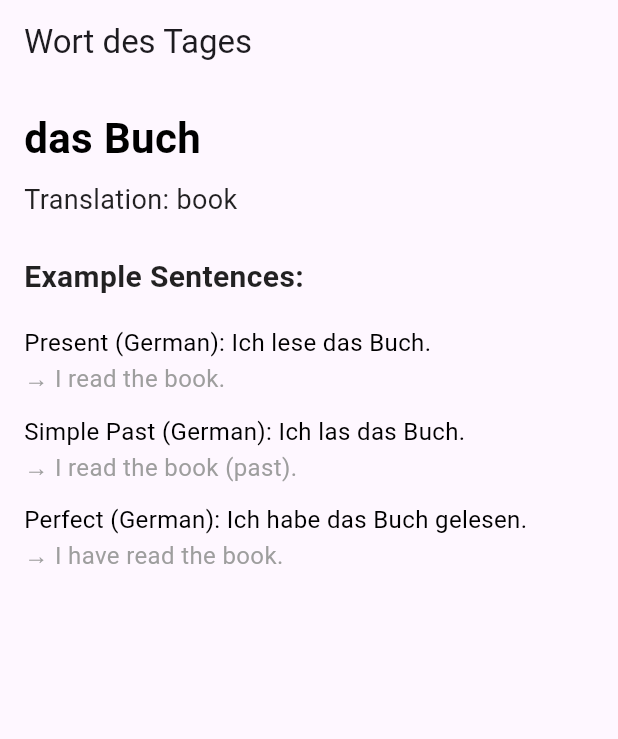
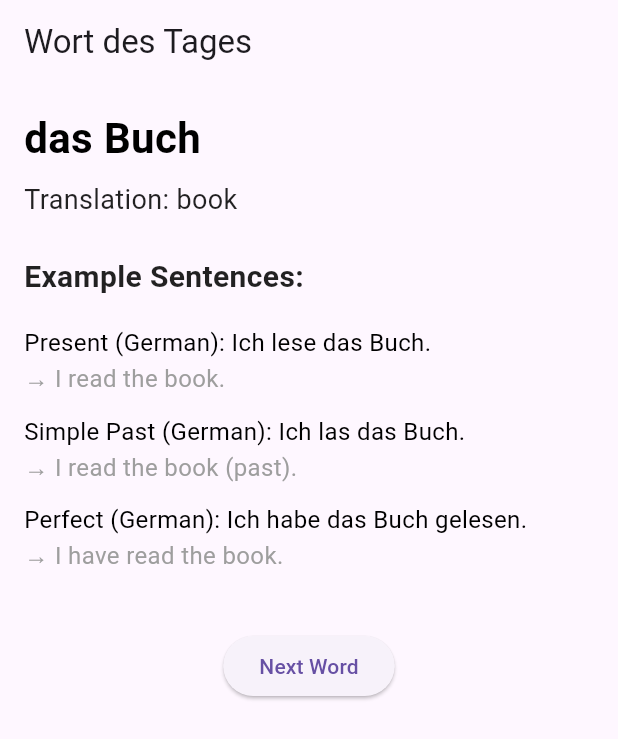
Before and after one commit to natedotdev/levelup, a Flutter app: the screen it shows after launch, on a phone screen of 412 x 824 dp. Shown: the top 739 px of the screen. Run offline on Flutter 3.47's test engine with Material 3 defaults, Android fonts, the phone set to English and light mode, and no system bars.

Commit message:
Added basic word navigation with Next Word button to an improved layout

```diff
--- a/lib/main.dart
+++ b/lib/main.dart
@@ -22,55 +22,64 @@ class LevelUpApp extends StatelessWidget {
 }
 
 // Word display screen
-class WordScreen extends StatelessWidget {
+class WordScreen extends StatefulWidget {
   const WordScreen({super.key});
 
   @override
+  State<WordScreen> createState() => _WordScreenState();
+}
+
+class _WordScreenState extends State<WordScreen> {
+  int currentIndex = 0;
+
+  void _showNextWord() {
+    setState(() {
+      currentIndex = (currentIndex + 1) % wordList.length;
+    });
+  }
+
+  @override
   Widget build(BuildContext context) {
-    final word = wordList[0]; // Just showing first word for now
-
-    // Debug print (safe to leave during development)
-    // ignore: avoid_print
+    final word = wordList[currentIndex];
     print('Building WordScreen with word: ${word.word}');
 
     return Scaffold(
-      appBar: AppBar(
-        title: const Text('Wort des Tages'),
-      ),
-      body: Padding(
+      appBar: AppBar(title: Text('Wort des Tages')),
+      body: SingleChildScrollView(
         padding: const EdgeInsets.all(16.0),
         child: Column(
           crossAxisAlignment: CrossAxisAlignment.start,
           children: [
-            Text(
-              '${word.article} ${word.word}',
-              style: AppTextStyles.title,
-            ),
+            Text('${word.article} ${word.word}', style: AppTextStyles.title),
             const SizedBox(height: 8),
             Text(
               'Translation: ${word.meaning}',
               style: AppTextStyles.translation,
             ),
             const SizedBox(height: 24),
-            Text(
-              'Example Sentences:',
-              style: AppTextStyles.subtitle,
-            ),
+            Text('Example Sentences:', style: AppTextStyles.subtitle),
             const SizedBox(height: 12),
             SentenceItem(
               label: 'Present',
-              german: word.examples['Present'] ?? 'No example available',
-              english: word.translations['Present'] ?? 'No translation available',
+              german: word.examples['Present'] ?? 'N/A',
+              english: word.translations['Present'] ?? 'N/A',
             ),
             SentenceItem(
               label: 'Simple Past',
-              german: word.examples['Simple Past'] ?? 'No example available',
-              english: word.translations['Simple Past'] ?? 'No translation available',
+              german: word.examples['Simple Past'] ?? 'N/A',
+              english: word.translations['Simple Past'] ?? 'N/A',
             ),
             SentenceItem(
               label: 'Perfect',
-              german: word.examples['Perfect'] ?? 'No example available',
-              english: word.translations['Perfect'] ?? 'No translation available',
+              german: word.examples['Perfect'] ?? 'N/A',
+              english: word.translations['Perfect'] ?? 'N/A',
+            ),
+            const SizedBox(height: 32),
+            Center(
+              child: ElevatedButton(
+                onPressed: _showNextWord,
+                child: const Text('Next Word'),
+              ),
             ),
           ],
         ),
@@ -99,14 +108,8 @@ class SentenceItem extends StatelessWidget {
       child: Column(
         crossAxisAlignment: CrossAxisAlignment.start,
         children: [
-          Text(
-            '$label (German): $german',
-            style: AppTextStyles.exampleGerman,
-          ),
-          Text(
-            '→ $english',
-            style: AppTextStyles.exampleEnglish,
-          ),
+          Text('$label (German): $german', style: AppTextStyles.exampleGerman),
+          Text('→ $english', style: AppTextStyles.exampleEnglish),
         ],
       ),
     );
```
